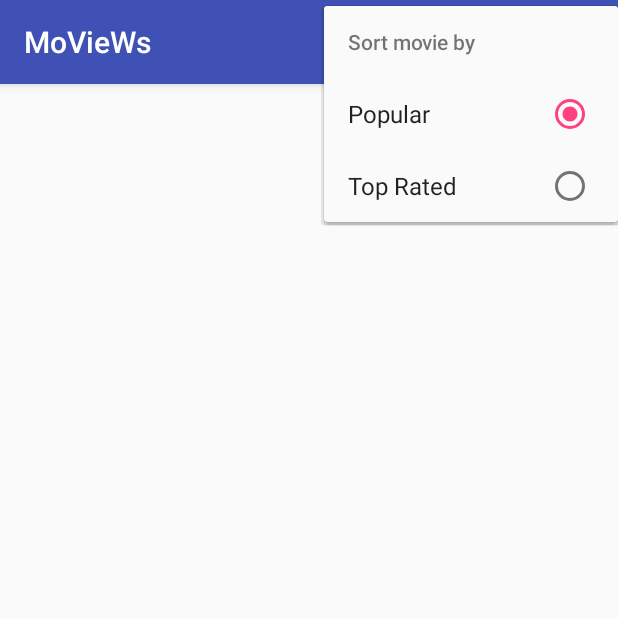
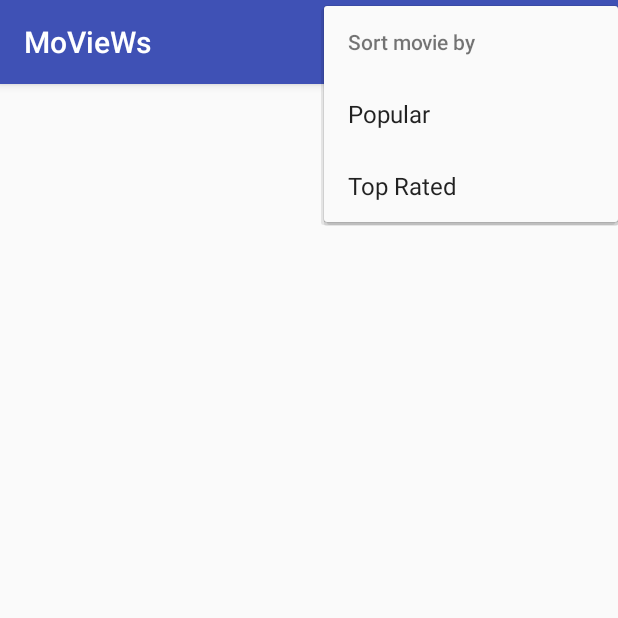
Before and after one commit to AllanPana/MoVieWs, an Android app: the screen it shows after launch (MainActivity), in the options menu, after a tap on "Sort movie by", on a phone screen of 412 x 824 dp, the top half of it. Run offline under Robolectric (Android 15) with nearby library versions, the phone set to English and light mode, and no system bars; our stand-ins replace ButterKnife.

Commit message:
fix bugs (app crash when select another sort of movie

```diff
--- a/app/src/main/java/com/example/allan/moviews/base/BaseActivity.java
+++ b/app/src/main/java/com/example/allan/moviews/base/BaseActivity.java
@@ -23,9 +23,15 @@ public abstract class BaseActivity extends AppCompatActivity {
         super.onCreate(savedInstanceState);
         setContentView(getLayout());
         mUnbinder = ButterKnife.bind(this);
-        setPresenter();
         onActivityCreated(savedInstanceState);
 
+    }
+
+
+    @Override
+    protected void onStart() {
+        super.onStart();
+        setPresenter();
     }
 
     /**
--- a/app/src/main/java/com/example/allan/moviews/main/MainActivity.java
+++ b/app/src/main/java/com/example/allan/moviews/main/MainActivity.java
@@ -2,6 +2,7 @@ package com.example.allan.moviews.main;
 
 import android.content.SharedPreferences;
 import android.os.Bundle;
+import android.support.v7.widget.GridLayoutManager;
 import android.support.v7.widget.RecyclerView;
 import android.support.v7.widget.StaggeredGridLayoutManager;
 import android.util.Log;
@@ -35,14 +36,15 @@ public class MainActivity extends BaseActivity implements MainView,
     private MovieAdapter movieAdapter;
     private MoviePrefsHelper moviePrefsHelper;
     private MenuItem popularMovieItem;
-    @BindView(R.id.pb_loading_indicator) ProgressBar mLoadingIndicator;
+    //@BindView(R.id.pb_loading_indicator) ProgressBar progressBar;
     @BindView(R.id.rv_movie)
     RecyclerView recyclerView;
 
     @Override
     protected void onActivityCreated(Bundle savedInstanceState) {
-
-        mainPresenter.setMovieData();
+        SharedPreferences sharedPreferences = getSharedPreferences(MoviePrefsHelper.MOVIE_PREFS, MODE_PRIVATE);
+        moviePrefsHelper = new MoviePrefsHelper(sharedPreferences);
+        sharedPreferences.registerOnSharedPreferenceChangeListener(this);
     }
 
     @Override
@@ -52,21 +54,14 @@ public class MainActivity extends BaseActivity implements MainView,
 
     @Override
     public void setPresenter() {
-        SharedPreferences sharedPreferences = getSharedPreferences(MoviePrefsHelper.MOVIE_PREFS, MODE_PRIVATE);
-        moviePrefsHelper = new MoviePrefsHelper(sharedPreferences);
-        sharedPreferences.registerOnSharedPreferenceChangeListener(this);
         mainPresenter = new MainPresenter(new MovieService(), moviePrefsHelper);
         mainPresenter.attachView(this);
+        mainPresenter.setMovieData(moviePrefsHelper.getSortMovie());
     }
 
     @Override
     public boolean onCreateOptionsMenu(Menu menu) {
         getMenuInflater().inflate(R.menu.movie_menu, menu);
-        popularMovieItem = menu.findItem(R.id.action_movie_popular);
-        if (moviePrefsHelper.getSortMovie().equals(MOST_POPULAR)){
-            popularMovieItem.setChecked(true);
-        }
-        Log.e("menu", popularMovieItem.getTitle().toString());
         return true;
     }
 
@@ -74,34 +69,32 @@ public class MainActivity extends BaseActivity implements MainView,
     @Override
     public boolean onOptionsItemSelected(MenuItem item) {
         int itemID = item.getItemId();
-        String movieUrl = "";
         if (itemID == R.id.action_movie_popular) {
-            movieUrl = MOST_POPULAR;
+            mainPresenter.setMovieUrl(MOST_POPULAR);
         } else if (itemID == R.id.action_movie_top_rated) {
-            movieUrl = TOP_RATED;
+            mainPresenter.setMovieUrl(TOP_RATED);
         }
-
-        item.setChecked(true);
-        mainPresenter.setMovieUrl(movieUrl);
         return super.onOptionsItemSelected(item);
     }
 
     @Override
     public void showProgress() {
-        mLoadingIndicator.setVisibility(View.VISIBLE);
-        recyclerView.setVisibility(View.INVISIBLE);
+        /*progressBar.setVisibility(View.VISIBLE);
+        recyclerView.setVisibility(View.INVISIBLE);*/
     }
 
     @Override
     public void hideProgress() {
-        mLoadingIndicator.setVisibility(View.INVISIBLE);
-        recyclerView.setVisibility(View.VISIBLE);
+        /*progressBar.setVisibility(View.INVISIBLE);
+        recyclerView.setVisibility(View.VISIBLE);*/
     }
 
     @Override
     public void showListOfMovies(List<MovieItem> results) {
         movieAdapter = new MovieAdapter(results, this);
-        recyclerView.setLayoutManager(new StaggeredGridLayoutManager(2, StaggeredGridLayoutManager.VERTICAL));
+        recyclerView.setLayoutManager(new GridLayoutManager(this, 2));
+        //recyclerView.setLayoutManager(new StaggeredGridLayoutManager(2, StaggeredGridLayoutManager.VERTICAL));
+        recyclerView.setHasFixedSize(true);
         recyclerView.setItemAnimator(null);
         recyclerView.setAdapter(movieAdapter);
     }
@@ -114,8 +107,6 @@ public class MainActivity extends BaseActivity implements MainView,
 
     @Override
     public void onSharedPreferenceChanged(SharedPreferences sharedPreferences, String key) {
-        mainPresenter.setMovieData();
-        //movieAdapter.notifyDataSetChanged();
-
+        mainPresenter.setMovieData(moviePrefsHelper.getSortMovie());
     }
 }
--- a/app/src/main/java/com/example/allan/moviews/main/MainPresenter.java
+++ b/app/src/main/java/com/example/allan/moviews/main/MainPresenter.java
@@ -1,4 +1,6 @@
 package com.example.allan.moviews.main;
+
+import android.util.Log;
 
 import com.example.allan.moviews.BuildConfig;
 import com.example.allan.moviews.apiService.MovieService;
@@ -15,22 +17,21 @@ import retrofit2.Response;
  * allan.pana74@gmail.com
  */
 
-public class MainPresenter <T extends MainView>  extends BasePresenter<T> {
+class MainPresenter <T extends MainView>  extends BasePresenter<T> {
 
+    private static final String LOG_TAG = MainPresenter.class.getSimpleName();
     private MovieService movieService;
     private MoviePrefsHelper moviePrefsHelper;
 
-    public MainPresenter(MovieService movieService, MoviePrefsHelper moviePrefsHelper) {
+    MainPresenter(MovieService movieService, MoviePrefsHelper moviePrefsHelper) {
         this.movieService = movieService;
         this.moviePrefsHelper = moviePrefsHelper;
     }
 
-    protected void setMovieData(){
-
-        String url = moviePrefsHelper.getSortMovie();
-        if (url == null || url.equals("")){
-            return;
-        }
+    /**
+     * Set the movie data to be display on the recyclerview
+     */
+    void setMovieData(String url){
         getmMvpView().showProgress();
         Call<MovieResponse> movieResponseCall = movieService.getMovieApi()
                 .getMovieResponse(url, BuildConfig.MOVIE_DB_API_KEY);
@@ -43,8 +44,8 @@ public class MainPresenter <T extends MainView>  extends BasePresenter<T> {
 
             @Override
             public void onFailure(Call<MovieResponse> call, Throwable t) {
-                //todo
                 getmMvpView().hideProgress();
+                Log.e(LOG_TAG, t.getMessage());
             }
         });
     }
@@ -54,8 +55,10 @@ public class MainPresenter <T extends MainView>  extends BasePresenter<T> {
      *
      * @param movieUrl The url string {top_rated or popular}
      */
-    public void setMovieUrl(String movieUrl) {
-
+    void setMovieUrl(String movieUrl) {
+        if (movieUrl == null || movieUrl.equals("")){
+            return;
+        }
         //set the url from sharedPref
         moviePrefsHelper.setSortMovie(movieUrl);
     }
--- a/app/src/main/java/com/example/allan/moviews/main/MovieAdapter.java
+++ b/app/src/main/java/com/example/allan/moviews/main/MovieAdapter.java
@@ -47,12 +47,9 @@ public class MovieAdapter extends RecyclerView.Adapter<MovieAdapter.MovieViewHol
         MovieItem movie = movies.get(position);
         String imageUrl = IMAGE_URL_BASE_PATH + movie.getPosterPath();
 
-        //holder.ivMoviePoster.getLayoutParams().height = getRandomIntInRange(500, 450);
+        //holder.ivMoviePoster.getLayoutParams().height = getRandomIntInRange(700, 680);
         holder.ivMoviePoster.setContentDescription(movie.getTitle());
-
         Picasso.with(holder.itemView.getContext()).load(imageUrl)
-                .placeholder(android.R.drawable.sym_def_app_icon)
-                .error(android.R.drawable.sym_def_app_icon)
                 .into(holder.ivMoviePoster);
 
     }
--- a/app/src/main/res/menu/movie_menu.xml
+++ b/app/src/main/res/menu/movie_menu.xml
@@ -4,8 +4,7 @@
 
     <item android:title="@string/menu_sort_movie_title">
         <menu>
-            <group android:id="@+id/action_movie_sort"
-                android:checkableBehavior="single">
+            <group android:id="@+id/action_movie_sort">
                 <item android:id="@+id/action_movie_popular"
                     android:orderInCategory="100"
                     android:title="@string/menu_movie_popular"
```
